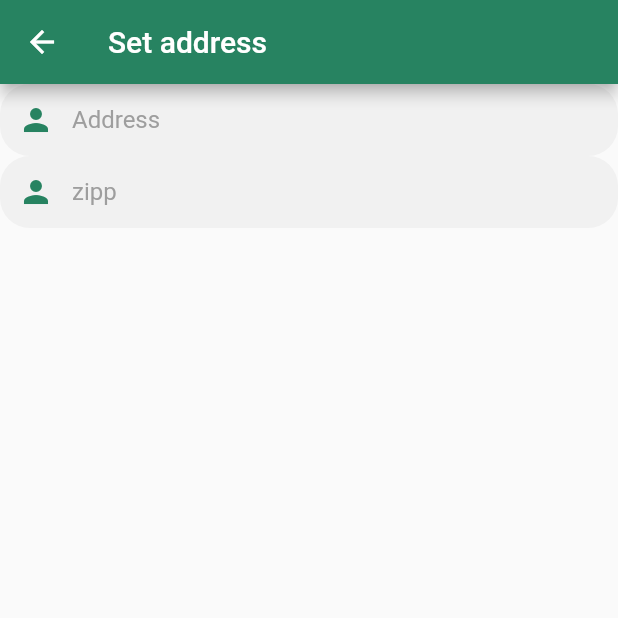
After one commit to raselhossen125/e_commerce__user, a Flutter app: the UserAddressPage screen opened by its route, on a phone screen of 412 x 824 dp, the top half of it. The commit adds this screen. Run offline on Flutter 3.47's test engine with Material 2 defaults, Android fonts, the phone set to English and light mode, and no system bars; our stand-ins replace carousel_slider, cloud_firestore, firebase_auth, firebase_core, firebase_storage, google_sign_in and 2 more; missing offline and left inert: numeric_keyboard; accounts and stored records are empty.

Commit message:
address set user

```diff
--- a/lib/main.dart
+++ b/lib/main.dart
@@ -15,6 +15,7 @@ import 'pages/auth/logIn_page.dart';
 import 'pages/product_details_page.dart';
 import 'pages/products_page.dart';
 import 'pages/profile_page.dart';
+import 'pages/user_address_page.dart';
 import 'provider/cart_provider.dart';
 import 'provider/order_provider.dart';
 import 'provider/product_provider.dart';
@@ -78,6 +79,7 @@ class MyApp extends StatelessWidget {
         ProfilePage.routeName: (_) => ProfilePage(),
         CartPage.routeName: (_) => CartPage(),
         CheckoutPage.routeName: (_) => CheckoutPage(),
+        UserAddressPage.routeName: (_) => UserAddressPage(),
       },
     );
   }
--- /dev/null
+++ b/lib/pages/user_address_page.dart
@@ -0,0 +1,48 @@
+// ignore_for_file: use_key_in_widget_constructors, prefer_const_constructors
+
+import 'package:e_commerce__user/widgets/new_product_textField.dart';
+import 'package:flutter/material.dart';
+
+class UserAddressPage extends StatefulWidget {
+  static const routeName = '/userAddress';
+
+  @override
+  State<UserAddressPage> createState() => _UserAddressPageState();
+}
+
+class _UserAddressPageState extends State<UserAddressPage> {
+  final addressController = TextEditingController();
+  final zipController = TextEditingController();
+  final formkey = GlobalKey<FormState>();
+
+  @override
+  void dispose() {
+    super.dispose();
+  }
+
+  @override
+  Widget build(BuildContext context) {
+    return Scaffold(
+      appBar: AppBar(
+        title: Text('Set address'),
+      ),
+      body: Form(
+        key: formkey,
+        child: ListView(
+          children: [
+            NewProductTextField(
+              controller: addressController,
+              hintText: 'Address',
+              prefixIcon: Icons.person,
+            ),
+            NewProductTextField(
+              controller: zipController,
+              hintText: 'zipp',
+              prefixIcon: Icons.person,
+            ),
+          ],
+        ),
+      ),
+    );
+  }
+}
```
Also changed, not shown: lib/pages/checkout_page.dart (+13 -6 lines).
